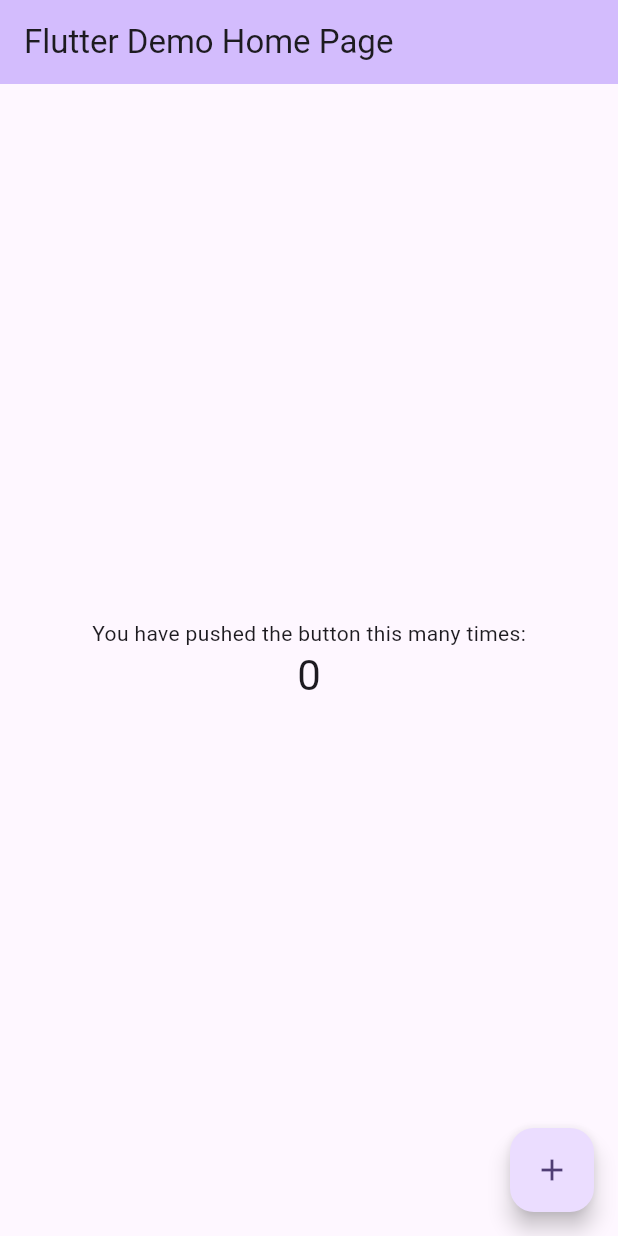
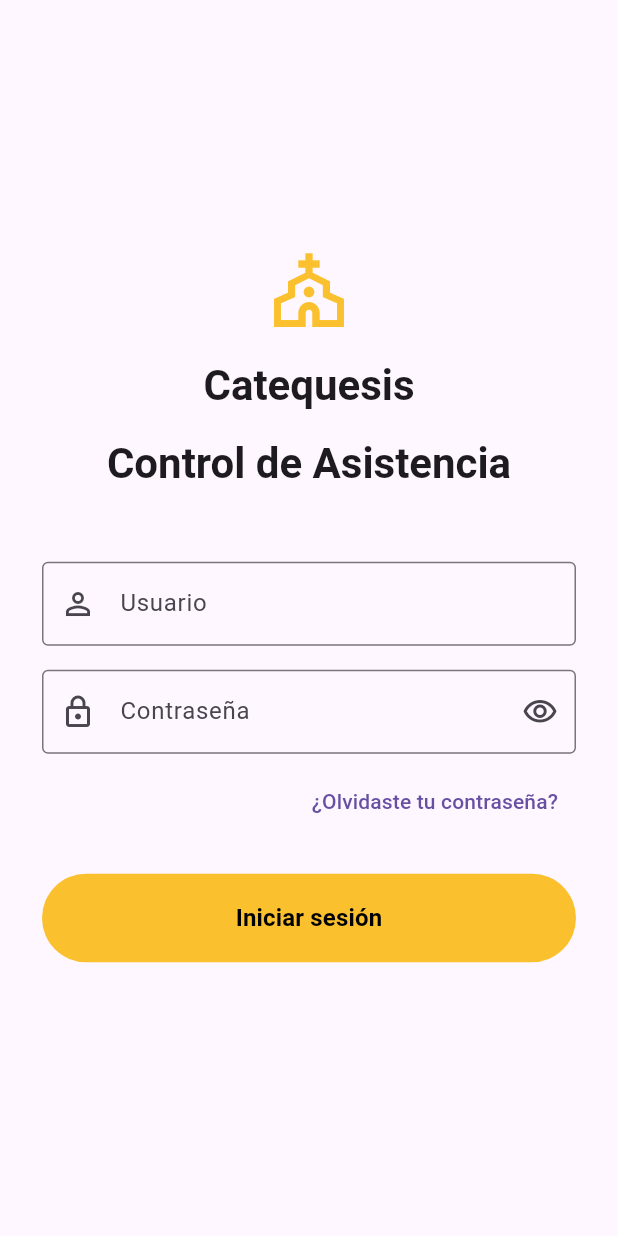
Before and after one commit to Jocwly/Sistema-de-Asistencia-Parroquia-Infantil, a Flutter app: the screen it shows after launch, on a phone screen of 412 x 824 dp. Run offline on Flutter 3.47's test engine with Material 3 defaults, Android fonts, the phone set to English and light mode, and no system bars.

Commit message:
Primeras pantallas, solo diseño

```diff
--- /dev/null
+++ b/lib/Login.dart
@@ -0,0 +1,172 @@
+import 'package:flutter/material.dart';
+
+class Login extends StatefulWidget {
+  const Login({super.key});
+
+  static get routeName => '/login';
+
+  @override
+  State<Login> createState() => _LoginState();
+}
+
+class _LoginState extends State<Login> {
+  final _formKey = GlobalKey<FormState>();
+  final _userController = TextEditingController();
+  final _passwordController = TextEditingController();
+
+  bool _obscurePassword = true;
+  bool _isLoading = false;
+
+  @override
+  void dispose() {
+    _userController.dispose();
+    _passwordController.dispose();
+    super.dispose();
+  }
+
+  void _onLogin() async {
+    if (!_formKey.currentState!.validate()) return;
+
+    setState(() => _isLoading = true);
+
+    // TODO: conectar con tu lógica de autenticación
+    await Future.delayed(const Duration(seconds: 1));
+
+    setState(() => _isLoading = false);
+  }
+
+  @override
+  Widget build(BuildContext context) {
+    final theme = Theme.of(context);
+
+    return Scaffold(
+      body: SafeArea(
+        child: Center(
+          child: SingleChildScrollView(
+            padding: const EdgeInsets.symmetric(horizontal: 28, vertical: 40),
+            child: Form(
+              key: _formKey,
+              child: Column(
+                crossAxisAlignment: CrossAxisAlignment.stretch,
+                children: [
+                  // Logo / título
+                  Icon(
+                    Icons.church_outlined,
+                    size: 56,
+                    color: Colors.yellow[700],
+                  ),
+                  const SizedBox(height: 16),
+                  Text(
+                    'Catequesis',
+                    textAlign: TextAlign.center,
+                    style: theme.textTheme.headlineMedium?.copyWith(
+                      fontWeight: FontWeight.bold,
+                    ),
+                  ),
+                  const SizedBox(height: 16),
+                  Text(
+                    'Control de Asistencia',
+                    textAlign: TextAlign.center,
+                    style: theme.textTheme.headlineMedium?.copyWith(
+                      fontWeight: FontWeight.bold,
+                    ),
+                  ),
+                  const SizedBox(height: 48),
+                  // Usuario
+                  TextFormField(
+                    controller: _userController,
+                    textInputAction: TextInputAction.next,
+                    decoration: const InputDecoration(
+                      labelText: 'Usuario',
+                      prefixIcon: Icon(Icons.person_outline),
+                      border: OutlineInputBorder(),
+                    ),
+                    validator: (value) {
+                      if (value == null || value.isEmpty) {
+                        return 'Ingresa tu usuario';
+                      }
+                      return null;
+                    },
+                  ),
+                  const SizedBox(height: 16),
+
+                  // Contraseña
+                  TextFormField(
+                    controller: _passwordController,
+                    obscureText: _obscurePassword,
+                    textInputAction: TextInputAction.done,
+                    onFieldSubmitted: (_) => _onLogin(),
+                    decoration: InputDecoration(
+                      labelText: 'Contraseña',
+                      prefixIcon: const Icon(Icons.lock_outlined),
+                      border: const OutlineInputBorder(),
+                      suffixIcon: IconButton(
+                        icon: Icon(
+                          _obscurePassword
+                              ? Icons.visibility_outlined
+                              : Icons.visibility_off_outlined,
+                        ),
+                        onPressed: () => setState(
+                          () => _obscurePassword = !_obscurePassword,
+                        ),
+                      ),
+                    ),
+                    validator: (value) {
+                      if (value == null || value.isEmpty) {
+                        return 'Ingresa tu contraseña';
+                      }
+                      if (value.length < 6) {
+                        return 'Mínimo 6 caracteres';
+                      }
+                      return null;
+                    },
+                  ),
+                  const SizedBox(height: 8),
+
+                  // Olvidé contraseña
+                  Align(
+                    alignment: Alignment.centerRight,
+                    child: TextButton(
+                      onPressed: () {
+                        // TODO: navegar a recuperar contraseña
+                      },
+                      child: const Text('¿Olvidaste tu contraseña?'),
+                    ),
+                  ),
+                  const SizedBox(height: 24),
+
+                  // Botón de login
+                  FilledButton(
+                    onPressed: _isLoading ? null : _onLogin,
+                    style: FilledButton.styleFrom(
+                      backgroundColor: Colors.yellow[700],
+                      padding: const EdgeInsets.symmetric(vertical: 18),
+                    ),
+                    child: _isLoading
+                        ? const SizedBox(
+                            height: 20,
+                            width: 20,
+                            child: CircularProgressIndicator(
+                              strokeWidth: 2,
+                              color: Color.fromARGB(255, 0, 0, 0),
+                            ),
+                          )
+                        : const Text(
+                            'Iniciar sesión',
+                            style: TextStyle(
+                              color: Colors.black,
+                              fontSize: 16,
+                              fontWeight: FontWeight.bold,
+                            ),
+                          ),
+                  ),
+                  const SizedBox(height: 16),
+                ],
+              ),
+            ),
+          ),
+        ),
+      ),
+    );
+  }
+}
--- a/lib/main.dart
+++ b/lib/main.dart
@@ -1,122 +1,21 @@
 import 'package:flutter/material.dart';
+import 'package:sapi/Login.dart';
 
-void main() {
+Future<void> main() async {
+  WidgetsFlutterBinding.ensureInitialized();
   runApp(const MyApp());
 }
 
 class MyApp extends StatelessWidget {
   const MyApp({super.key});
 
-  // This widget is the root of your application.
   @override
   Widget build(BuildContext context) {
     return MaterialApp(
-      title: 'Flutter Demo',
-      theme: ThemeData(
-        // This is the theme of your application.
-        //
-        // TRY THIS: Try running your application with "flutter run". You'll see
-        // the application has a purple toolbar. Then, without quitting the app,
-        // try changing the seedColor in the colorScheme below to Colors.green
-        // and then invoke "hot reload" (save your changes or press the "hot
-        // reload" button in a Flutter-supported IDE, or press "r" if you used
-        // the command line to start the app).
-        //
-        // Notice that the counter didn't reset back to zero; the application
-        // state is not lost during the reload. To reset the state, use hot
-        // restart instead.
-        //
-        // This works for code too, not just values: Most code changes can be
-        // tested with just a hot reload.
-        colorScheme: .fromSeed(seedColor: Colors.deepPurple),
-      ),
-      home: const MyHomePage(title: 'Flutter Demo Home Page'),
+      title: 'SAPI',
+      theme: ThemeData(useMaterial3: true, fontFamily: 'Roboto'),
+      home: const Login(),
+      routes: {Login.routeName: (_) => const Login()},
     );
   }
 }
-
-class MyHomePage extends StatefulWidget {
-  const MyHomePage({super.key, required this.title});
-
-  // This widget is the home page of your application. It is stateful, meaning
-  // that it has a State object (defined below) that contains fields that affect
-  // how it looks.
-
-  // This class is the configuration for the state. It holds the values (in this
-  // case the title) provided by the parent (in this case the App widget) and
-  // used by the build method of the State. Fields in a Widget subclass are
-  // always marked "final".
-
-  final String title;
-
-  @override
-  State<MyHomePage> createState() => _MyHomePageState();
-}
-
-class _MyHomePageState extends State<MyHomePage> {
-  int _counter = 0;
-
-  void _incrementCounter() {
-    setState(() {
-      // This call to setState tells the Flutter framework that something has
-      // changed in this State, which causes it to rerun the build method below
-      // so that the display can reflect the updated values. If we changed
-      // _counter without calling setState(), then the build method would not be
-      // called again, and so nothing would appear to happen.
-      _counter++;
-    });
-  }
-
-  @override
-  Widget build(BuildContext context) {
-    // This method is rerun every time setState is called, for instance as done
-    // by the _incrementCounter method above.
-    //
-    // The Flutter framework has been optimized to make rerunning build methods
-    // fast, so that you can just rebuild anything that needs updating rather
-    // than having to individually change instances of widgets.
-    return Scaffold(
-      appBar: AppBar(
-        // TRY THIS: Try changing the color here to a specific color (to
-        // Colors.amber, perhaps?) and trigger a hot reload to see the AppBar
-        // change color while the other colors stay the same.
-        backgroundColor: Theme.of(context).colorScheme.inversePrimary,
-        // Here we take the value from the MyHomePage object that was created by
-        // the App.build method, and use it to set our appbar title.
-        title: Text(widget.title),
-      ),
-      body: Center(
-        // Center is a layout widget. It takes a single child and positions it
-        // in the middle of the parent.
-        child: Column(
-          // Column is also a layout widget. It takes a list of children and
-          // arranges them vertically. By default, it sizes itself to fit its
-          // children horizontally, and tries to be as tall as its parent.
-          //
-          // Column has various properties to control how it sizes itself and
-          // how it positions its children. Here we use mainAxisAlignment to
-          // center the children vertically; the main axis here is the vertical
-          // axis because Columns are vertical (the cross axis would be
-          // horizontal).
-          //
-          // TRY THIS: Invoke "debug painting" (choose the "Toggle Debug Paint"
-          // action in the IDE, or press "p" in the console), to see the
-          // wireframe for each widget.
-          mainAxisAlignment: .center,
-          children: [
-            const Text('You have pushed the button this many times:'),
-            Text(
-              '$_counter',
-              style: Theme.of(context).textTheme.headlineMedium,
-            ),
-          ],
-        ),
-      ),
-      floatingActionButton: FloatingActionButton(
-        onPressed: _incrementCounter,
-        tooltip: 'Increment',
-        child: const Icon(Icons.add),
-      ),
-    );
-  }
-}
```
Also changed, not shown: lib/Administrador/GestionUsuarios.dart (added), lib/Administrador/InicioAdmin.dart (added), pubspec.lock.
